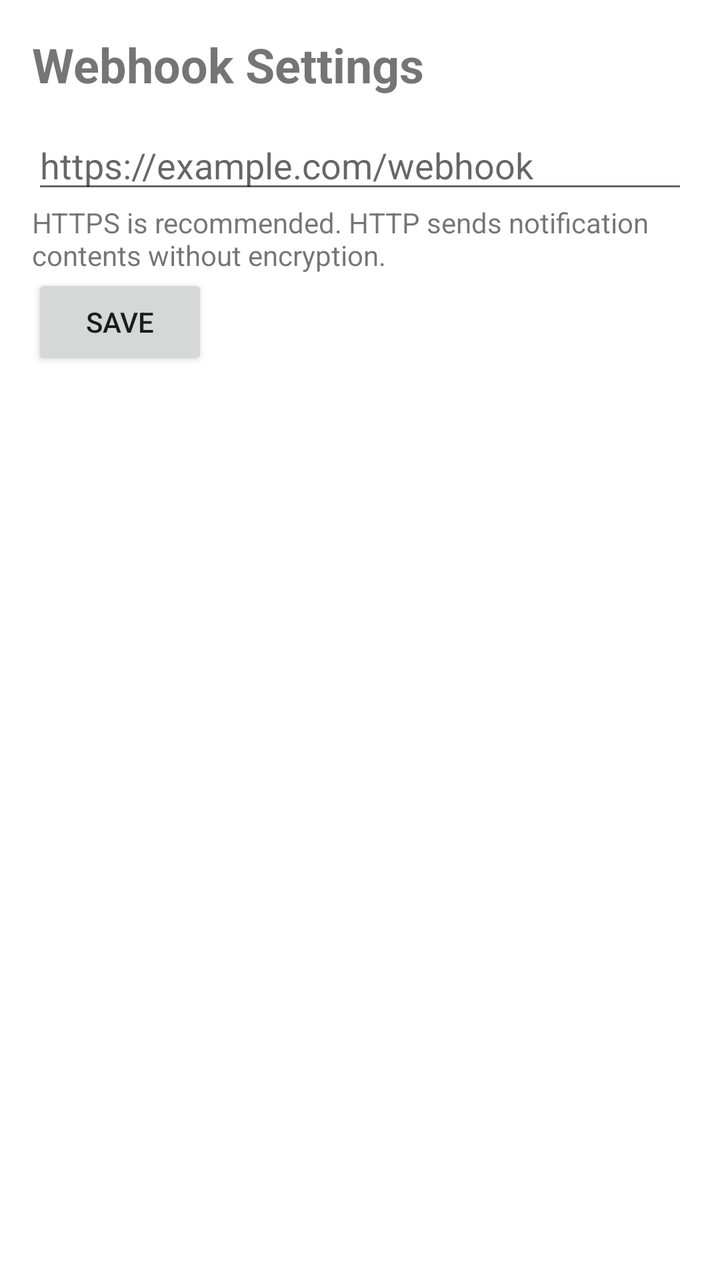
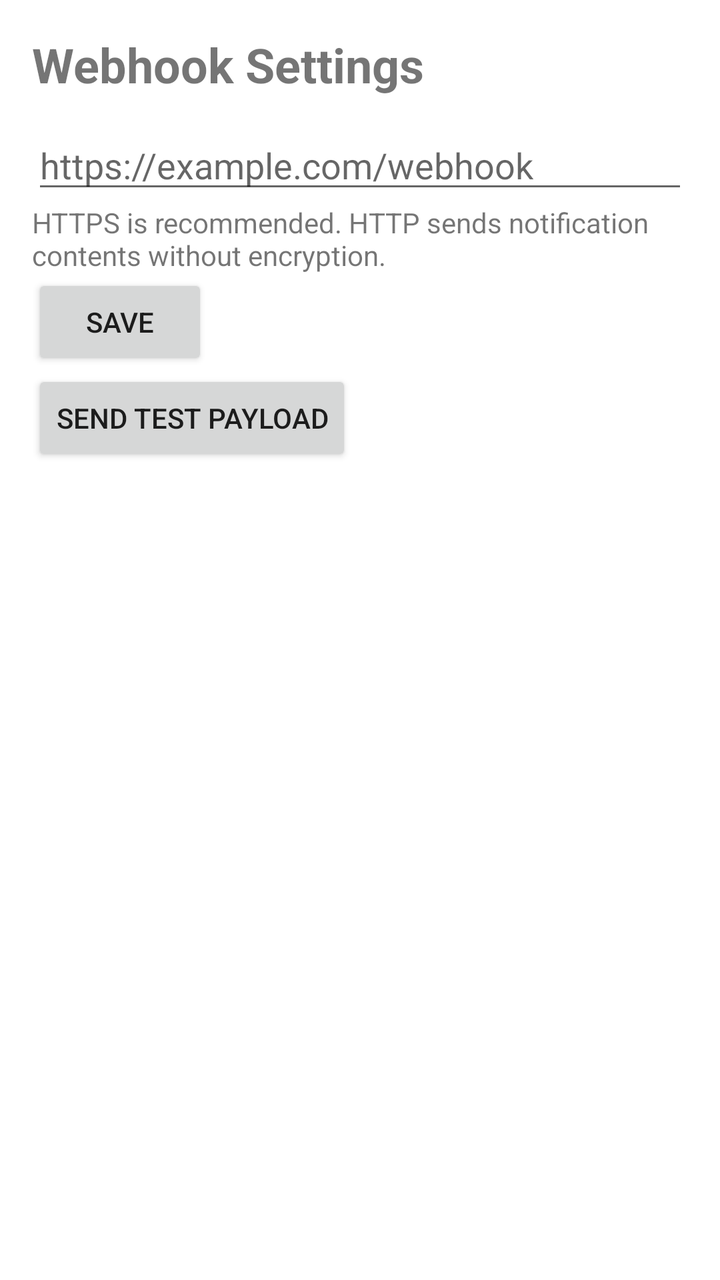

Two renders of the same Android screen: before a commit and after it. Below are the layout's source before the change and the commit's diff.
<!-- AndroidManifest.xml: application theme Theme.NotificationWebhook -->
<!-- res/layout/activity_settings.xml -->
<?xml version="1.0" encoding="utf-8"?>
<LinearLayout xmlns:android="http://schemas.android.com/apk/res/android"
    android:id="@+id/settingsRoot"
    android:layout_width="match_parent"
    android:layout_height="match_parent"
    android:orientation="vertical"
    android:background="@android:color/white"
    android:padding="16dp">

    <TextView
        android:layout_width="match_parent"
        android:layout_height="wrap_content"
        android:paddingBottom="12dp"
        android:text="@string/webhook_settings"
        android:textSize="24sp"
        android:textStyle="bold" />

    <EditText
        android:id="@+id/webhookUrlEditText"
        android:layout_width="match_parent"
        android:layout_height="wrap_content"
        android:hint="@string/webhook_hint"
        android:importantForAutofill="no"
        android:inputType="textUri"
        android:maxLength="2048" />

    <TextView
        android:layout_width="match_parent"
        android:layout_height="wrap_content"
        android:text="@string/http_warning" />

    <Button
        android:id="@+id/saveButton"
        android:layout_width="wrap_content"
        android:layout_height="wrap_content"
        android:text="@string/save" />

</LinearLayout>
<!-- resources referenced by this layout -->
<resources>
  <string name="http_warning">HTTPS is recommended. HTTP sends notification contents without encryption.</string>
  <string name="save">Save</string>
  <string name="webhook_hint">https://example.com/webhook</string>
  <string name="webhook_settings">Webhook Settings</string>
  <style name="Theme.NotificationWebhook" parent="Theme.AppCompat.Light.NoActionBar">
          
          <item name="colorPrimary">@color/purple_500</item>
          <item name="colorPrimaryDark">@color/purple_700</item>
          <item name="colorAccent">@color/teal_200</item>
          <item name="android:statusBarColor">@android:color/transparent</item>
          <item name="android:navigationBarColor">@android:color/transparent</item>
          <item name="android:windowLightStatusBar">true</item>
          <item name="android:windowLightNavigationBar">true</item>
      </style>
  <color name="purple_500">#FF6200EE</color>
  <color name="purple_700">#FF3700B3</color>
  <color name="teal_200">#FF03DAC5</color>
</resources>

<!-- the commit's change to res/layout/activity_settings.xml (unified diff, before → after) -->
@@ -35,4 +35,18 @@
         android:layout_height="wrap_content"
         android:text="@string/save" />
 
+    <Button
+        android:id="@+id/sendTestButton"
+        android:layout_width="wrap_content"
+        android:layout_height="wrap_content"
+        android:text="@string/send_test_payload" />
+
+    <TextView
+        android:id="@+id/testStatusTextView"
+        android:layout_width="match_parent"
+        android:layout_height="wrap_content"
+        android:accessibilityLiveRegion="polite"
+        android:paddingTop="8dp"
+        android:visibility="gone" />
+
 </LinearLayout>
<!-- resource entries referenced after the edit -->
@@ -2,6 +2,7 @@
 <resources>
   <string name="http_warning">HTTPS is recommended. HTTP sends notification contents without encryption.</string>
   <string name="save">Save</string>
+  <string name="send_test_payload">Send Test Payload</string>
   <string name="webhook_hint">https://example.com/webhook</string>
   <string name="webhook_settings">Webhook Settings</string>
   <style name="Theme.NotificationWebhook" parent="Theme.AppCompat.Light.NoActionBar">
